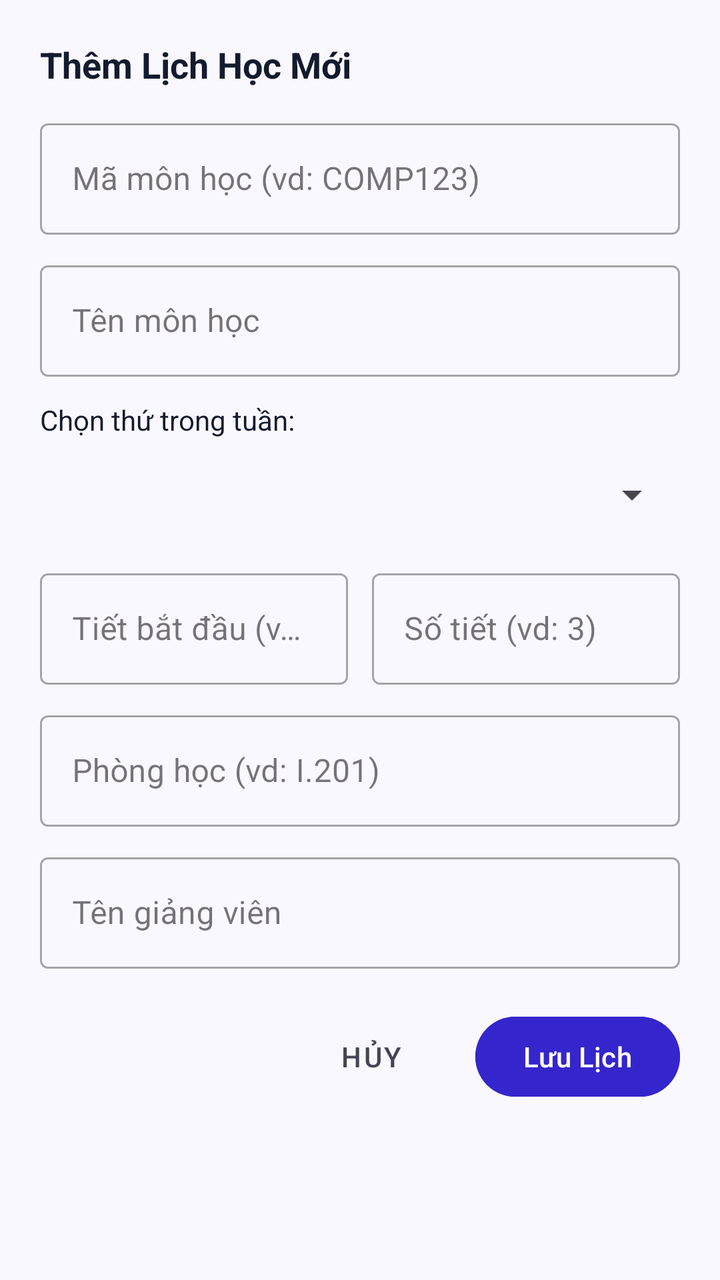
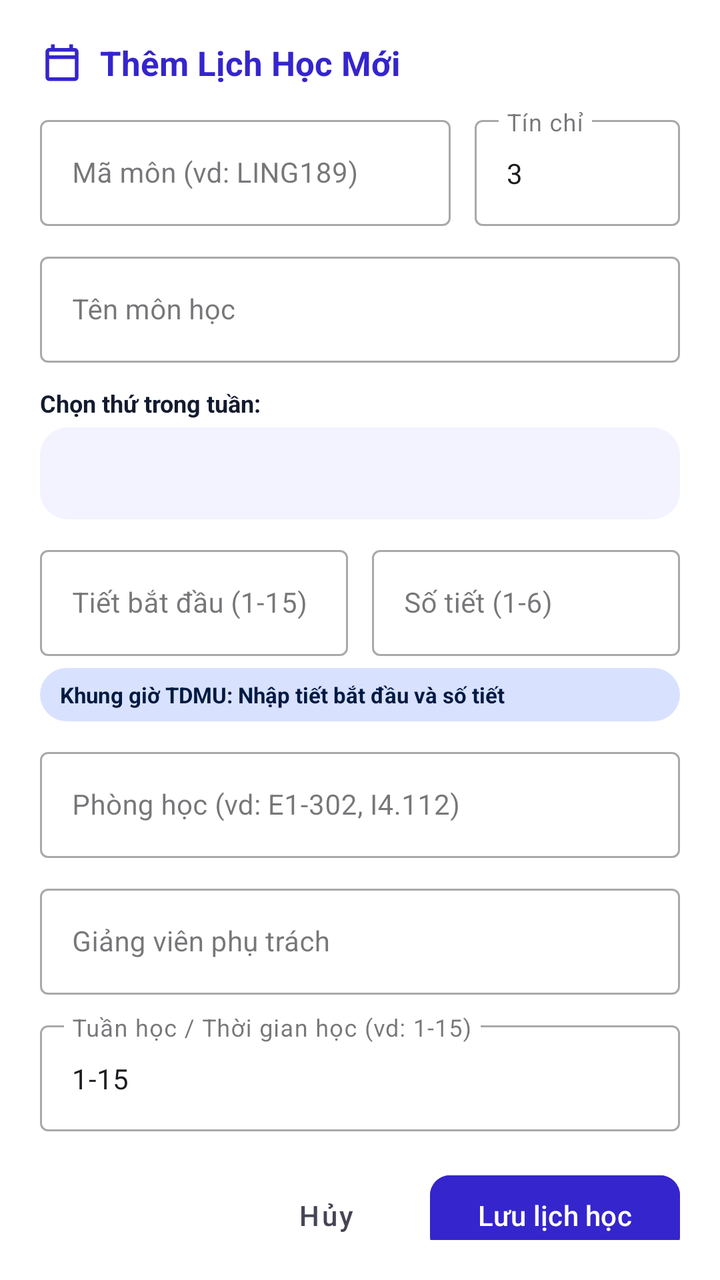

Before-and-after screenshots of an Android layout around one commit, followed by the original layout XML and the change that was made.
<!-- AndroidManifest.xml: application theme Theme.Schedule_TDMU -->
<!-- res/layout/dialog_add_edit_schedule.xml -->
<?xml version="1.0" encoding="utf-8"?>
<ScrollView xmlns:android="http://schemas.android.com/apk/res/android"
    android:layout_width="match_parent"
    android:layout_height="wrap_content"
    android:padding="20dp">

    <LinearLayout
        android:layout_width="match_parent"
        android:layout_height="wrap_content"
        android:orientation="vertical">

        <TextView
            android:id="@+id/tv_dialog_title"
            android:layout_width="wrap_content"
            android:layout_height="wrap_content"
            android:text="Thêm Lịch Học Mới"
            android:textColor="@color/text_primary"
            android:textSize="18sp"
            android:textStyle="bold" />

        
        <com.google.android.material.textfield.TextInputLayout
            style="@style/Widget.MaterialComponents.TextInputLayout.OutlinedBox"
            android:layout_width="match_parent"
            android:layout_height="wrap_content"
            android:layout_marginTop="12dp"
            android:hint="Mã môn học (vd: COMP123)">

            <com.google.android.material.textfield.TextInputEditText
                android:id="@+id/et_ma_mon"
                android:layout_width="match_parent"
                android:layout_height="wrap_content"
                android:inputType="textCapCharacters" />
        </com.google.android.material.textfield.TextInputLayout>

        
        <com.google.android.material.textfield.TextInputLayout
            style="@style/Widget.MaterialComponents.TextInputLayout.OutlinedBox"
            android:layout_width="match_parent"
            android:layout_height="wrap_content"
            android:layout_marginTop="10dp"
            android:hint="Tên môn học">

            <com.google.android.material.textfield.TextInputEditText
                android:id="@+id/et_ten_mon"
                android:layout_width="match_parent"
                android:layout_height="wrap_content"
                android:inputType="textCapWords" />
        </com.google.android.material.textfield.TextInputLayout>

        
        <TextView
            android:layout_width="wrap_content"
            android:layout_height="wrap_content"
            android:layout_marginTop="12dp"
            android:text="Chọn thứ trong tuần:"
            android:textColor="@color/text_primary" />

        <Spinner
            android:id="@+id/spinner_thu"
            android:layout_width="match_parent"
            android:layout_height="48dp"
            android:layout_marginTop="4dp" />

        
        <LinearLayout
            android:layout_width="match_parent"
            android:layout_height="wrap_content"
            android:layout_marginTop="10dp"
            android:orientation="horizontal">

            <com.google.android.material.textfield.TextInputLayout
                style="@style/Widget.MaterialComponents.TextInputLayout.OutlinedBox"
                android:layout_width="0dp"
                android:layout_height="wrap_content"
                android:layout_marginEnd="6dp"
                android:layout_weight="1"
                android:hint="Tiết bắt đầu (vd: 1)">

                <com.google.android.material.textfield.TextInputEditText
                    android:id="@+id/et_tiet_bat_dau"
                    android:layout_width="match_parent"
                    android:layout_height="wrap_content"
                    android:inputType="number" />
            </com.google.android.material.textfield.TextInputLayout>

            <com.google.android.material.textfield.TextInputLayout
                style="@style/Widget.MaterialComponents.TextInputLayout.OutlinedBox"
                android:layout_width="0dp"
                android:layout_height="wrap_content"
                android:layout_marginStart="6dp"
                android:layout_weight="1"
                android:hint="Số tiết (vd: 3)">

                <com.google.android.material.textfield.TextInputEditText
                    android:id="@+id/et_so_tiet"
                    android:layout_width="match_parent"
                    android:layout_height="wrap_content"
                    android:inputType="number" />
            </com.google.android.material.textfield.TextInputLayout>
        </LinearLayout>

        
        <com.google.android.material.textfield.TextInputLayout
            style="@style/Widget.MaterialComponents.TextInputLayout.OutlinedBox"
            android:layout_width="match_parent"
            android:layout_height="wrap_content"
            android:layout_marginTop="10dp"
            android:hint="Phòng học (vd: I.201)">

            <com.google.android.material.textfield.TextInputEditText
                android:id="@+id/et_phong_hoc"
                android:layout_width="match_parent"
                android:layout_height="wrap_content" />
        </com.google.android.material.textfield.TextInputLayout>

        <com.google.android.material.textfield.TextInputLayout
            style="@style/Widget.MaterialComponents.TextInputLayout.OutlinedBox"
            android:layout_width="match_parent"
            android:layout_height="wrap_content"
            android:layout_marginTop="10dp"
            android:hint="Tên giảng viên">

            <com.google.android.material.textfield.TextInputEditText
                android:id="@+id/et_giang_vien"
                android:layout_width="match_parent"
                android:layout_height="wrap_content" />
        </com.google.android.material.textfield.TextInputLayout>

        
        <LinearLayout
            android:layout_width="match_parent"
            android:layout_height="wrap_content"
            android:layout_marginTop="20dp"
            android:gravity="end"
            android:orientation="horizontal">

            <com.google.android.material.button.MaterialButton
                android:id="@+id/btn_cancel"
                style="@style/Widget.MaterialComponents.Button.TextButton"
                android:layout_width="wrap_content"
                android:layout_height="wrap_content"
                android:text="Hủy"
                android:textColor="@color/text_secondary" />

            <com.google.android.material.button.MaterialButton
                android:id="@+id/btn_save"
                android:layout_width="wrap_content"
                android:layout_height="wrap_content"
                android:layout_marginStart="8dp"
                android:backgroundTint="@color/primary"
                android:text="Lưu Lịch"
                android:textColor="@color/white" />
        </LinearLayout>

    </LinearLayout>
</ScrollView>
<!-- resources referenced by this layout -->
<resources>
  <color name="primary">#3525CD</color>
  <color name="text_primary">#131B2E</color>
  <color name="text_secondary">#464555</color>
  <color name="white">#FFFFFFFF</color>
  <style name="Theme.Schedule_TDMU" parent="Base.Theme.Schedule_TDMU" />
  <style name="Base.Theme.Schedule_TDMU" parent="Theme.Material3.Light.NoActionBar">
          <item name="colorPrimary">@color/primary</item>
          <item name="colorPrimaryContainer">@color/primary_container</item>
          <item name="colorSecondary">@color/secondary</item>
          <item name="colorTertiary">@color/tertiary</item>
          <item name="colorError">@color/error</item>
          <item name="android:statusBarColor">@color/surface_container_lowest</item>
          <item name="android:windowLightStatusBar" tools:targetApi="m">true</item>
          <item name="android:windowBackground">@color/background</item>
      </style>
  <color name="primary_container">#4F46E5</color>
  <color name="secondary">#0058BE</color>
  <color name="tertiary">#005338</color>
  <color name="error">#BA1A1A</color>
  <color name="surface_container_lowest">#FFFFFF</color>
  <color name="background">#FAF8FF</color>
</resources>

<!-- the commit's change to res/layout/dialog_add_edit_schedule.xml (unified diff, before → after) -->
@@ -1,7 +1,9 @@
 <?xml version="1.0" encoding="utf-8"?>
 <ScrollView xmlns:android="http://schemas.android.com/apk/res/android"
+    xmlns:app="http://schemas.android.com/apk/res-auto"
     android:layout_width="match_parent"
     android:layout_height="wrap_content"
+    android:background="@color/surface_container_lowest"
     android:padding="20dp">
 
     <LinearLayout
@@ -9,29 +11,69 @@
         android:layout_height="wrap_content"
         android:orientation="vertical">
 
-        <TextView
-            android:id="@+id/tv_dialog_title"
-            android:layout_width="wrap_content"
-            android:layout_height="wrap_content"
-            android:text="Thêm Lịch Học Mới"
-            android:textColor="@color/text_primary"
-            android:textSize="18sp"
-            android:textStyle="bold" />
-
-        
-        <com.google.android.material.textfield.TextInputLayout
-            style="@style/Widget.MaterialComponents.TextInputLayout.OutlinedBox"
+        <LinearLayout
+            android:layout_width="match_parent"
+            android:layout_height="wrap_content"
+            android:gravity="center_vertical"
+            android:orientation="horizontal">
+
+            <ImageView
+                android:layout_width="22dp"
+                android:layout_height="22dp"
+                android:src="@drawable/ic_calendar_today"
+                app:tint="@color/primary" />
+
+            <TextView
+                android:id="@+id/tv_dialog_title"
+                android:layout_width="wrap_content"
+                android:layout_height="wrap_content"
+                android:layout_marginStart="8dp"
+                android:text="Thêm Lịch Học Mới"
+                android:textColor="@color/primary"
+                android:textSize="17sp"
+                android:textStyle="bold" />
+        </LinearLayout>
+
+        
+        <LinearLayout
             android:layout_width="match_parent"
             android:layout_height="wrap_content"
             android:layout_marginTop="12dp"
-            android:hint="Mã môn học (vd: COMP123)">
-
-            <com.google.android.material.textfield.TextInputEditText
-                android:id="@+id/et_ma_mon"
-                android:layout_width="match_parent"
-                android:layout_height="wrap_content"
-                android:inputType="textCapCharacters" />
-        </com.google.android.material.textfield.TextInputLayout>
+            android:orientation="horizontal">
+
+            <com.google.android.material.textfield.TextInputLayout
+                style="@style/Widget.MaterialComponents.TextInputLayout.OutlinedBox"
+                android:layout_width="0dp"
+                android:layout_height="wrap_content"
+                android:layout_marginEnd="6dp"
+                android:layout_weight="2"
+                android:hint="Mã môn (vd: LING189)">
+
+                <com.google.android.material.textfield.TextInputEditText
+                    android:id="@+id/et_ma_mon"
+                    android:layout_width="match_parent"
+                    android:layout_height="wrap_content"
+                    android:inputType="textCapCharacters"
+                    android:textSize="14sp" />
+            </com.google.android.material.textfield.TextInputLayout>
+
+            <com.google.android.material.textfield.TextInputLayout
+                style="@style/Widget.MaterialComponents.TextInputLayout.OutlinedBox"
+                android:layout_width="0dp"
+                android:layout_height="wrap_content"
+                android:layout_marginStart="6dp"
+                android:layout_weight="1"
+                android:hint="Tín chỉ">
+
+                <com.google.android.material.textfield.TextInputEditText
+                    android:id="@+id/et_so_tin_chi"
+                    android:layout_width="match_parent"
+                    android:layout_height="wrap_content"
+                    android:inputType="number"
+                    android:text="3"
+                    android:textSize="14sp" />
+            </com.google.android.material.textfield.TextInputLayout>
+        </LinearLayout>
 
         
         <com.google.android.material.textfield.TextInputLayout
@@ -45,7 +87,8 @@
                 android:id="@+id/et_ten_mon"
                 android:layout_width="match_parent"
                 android:layout_height="wrap_content"
-                android:inputType="textCapWords" />
+                android:inputType="textCapWords"
+                android:textSize="14sp" />
         </com.google.android.material.textfield.TextInputLayout>
 
         
@@ -54,13 +97,17 @@
             android:layout_height="wrap_content"
             android:layout_marginTop="12dp"
             android:text="Chọn thứ trong tuần:"
-            android:textColor="@color/text_primary" />
+            android:textColor="@color/text_primary"
+            android:textSize="12sp"
+            android:textStyle="bold" />
 
         <Spinner
             android:id="@+id/spinner_thu"
             android:layout_width="match_parent"
-            android:layout_height="48dp"
-            android:layout_marginTop="4dp" />
+            android:layout_height="46dp"
+            android:layout_marginTop="4dp"
+            android:background="@drawable/bg_segmented_container"
+            android:paddingHorizontal="10dp" />
 
         
         <LinearLayout
@@ -75,13 +122,14 @@
                 android:layout_height="wrap_content"
                 android:layout_marginEnd="6dp"
                 android:layout_weight="1"
-                android:hint="Tiết bắt đầu (vd: 1)">
+                android:hint="Tiết bắt đầu (1-15)">
 
                 <com.google.android.material.textfield.TextInputEditText
                     android:id="@+id/et_tiet_bat_dau"
                     android:layout_width="match_parent"
                     android:layout_height="wrap_content"
-                    android:inputType="number" />
+                    android:inputType="number"
+                    android:textSize="14sp" />
             </com.google.android.material.textfield.TextInputLayout>
 
             <com.google.android.material.textfield.TextInputLayout
@@ -90,48 +138,81 @@
                 android:layout_height="wrap_content"
                 android:layout_marginStart="6dp"
                 android:layout_weight="1"
-                android:hint="Số tiết (vd: 3)">
+                android:hint="Số tiết (1-6)">
 
                 <com.google.android.material.textfield.TextInputEditText
                     android:id="@+id/et_so_tiet"
                     android:layout_width="match_parent"
                     android:layout_height="wrap_content"
-                    android:inputType="number" />
-            </com.google.android.material.textfield.TextInputLayout>
-        </LinearLayout>
-
-        
-        <com.google.android.material.textfield.TextInputLayout
-            style="@style/Widget.MaterialComponents.TextInputLayout.OutlinedBox"
-            android:layout_width="match_parent"
-            android:layout_height="wrap_content"
-            android:layout_marginTop="10dp"
-            android:hint="Phòng học (vd: I.201)">
+                    android:inputType="number"
+                    android:textSize="14sp" />
+            </com.google.android.material.textfield.TextInputLayout>
+        </LinearLayout>
+
+        
+        <TextView
+            android:id="@+id/tv_preview_time_range"
+            android:layout_width="match_parent"
+            android:layout_height="wrap_content"
+            android:layout_marginTop="6dp"
+            android:background="@drawable/bg_pill_secondary"
+            android:paddingHorizontal="10dp"
+            android:paddingVertical="6dp"
+            android:text="Khung giờ TDMU: Nhập tiết bắt đầu và số tiết"
+            android:textColor="@color/on_secondary_fixed"
+            android:textSize="11sp"
+            android:textStyle="bold" />
+
+        
+        <com.google.android.material.textfield.TextInputLayout
+            style="@style/Widget.MaterialComponents.TextInputLayout.OutlinedBox"
+            android:layout_width="match_parent"
+            android:layout_height="wrap_content"
+            android:layout_marginTop="10dp"
+            android:hint="Phòng học (vd: E1-302, I4.112)">
 
             <com.google.android.material.textfield.TextInputEditText
                 android:id="@+id/et_phong_hoc"
                 android:layout_width="match_parent"
-                android:layout_height="wrap_content" />
-        </com.google.android.material.textfield.TextInputLayout>
-
-        <com.google.android.material.textfield.TextInputLayout
-            style="@style/Widget.MaterialComponents.TextInputLayout.OutlinedBox"
-            android:layout_width="match_parent"
-            android:layout_height="wrap_content"
-            android:layout_marginTop="10dp"
-            android:hint="Tên giảng viên">
+                android:layout_height="wrap_content"
+                android:textSize="14sp" />
+        </com.google.android.material.textfield.TextInputLayout>
+
+        <com.google.android.material.textfield.TextInputLayout
+            style="@style/Widget.MaterialComponents.TextInputLayout.OutlinedBox"
+            android:layout_width="match_parent"
+            android:layout_height="wrap_content"
+            android:layout_marginTop="10dp"
+            android:hint="Giảng viên phụ trách">
 
             <com.google.android.material.textfield.TextInputEditText
                 android:id="@+id/et_giang_vien"
                 android:layout_width="match_parent"
-                android:layout_height="wrap_content" />
-        </com.google.android.material.textfield.TextInputLayout>
-
-        
-        <LinearLayout
-            android:layout_width="match_parent"
-            android:layout_height="wrap_content"
-            android:layout_marginTop="20dp"
+                android:layout_height="wrap_content"
+                android:textSize="14sp" />
+        </com.google.android.material.textfield.TextInputLayout>
+
+        
+        <com.google.android.material.textfield.TextInputLayout
+            style="@style/Widget.MaterialComponents.TextInputLayout.OutlinedBox"
+            android:layout_width="match_parent"
+            android:layout_height="wrap_content"
+            android:layout_marginTop="10dp"
+            android:hint="Tuần học / Thời gian học (vd: 1-15)">
+
+            <com.google.android.material.textfield.TextInputEditText
+                android:id="@+id/et_tuan_hoc"
+                android:layout_width="match_parent"
+                android:layout_height="wrap_content"
+                android:text="1-15"
+                android:textSize="14sp" />
+        </com.google.android.material.textfield.TextInputLayout>
+
+        
+        <LinearLayout
+            android:layout_width="match_parent"
+            android:layout_height="wrap_content"
+            android:layout_marginTop="18dp"
             android:gravity="end"
             android:orientation="horizontal">
 
@@ -141,6 +222,7 @@
                 android:layout_width="wrap_content"
                 android:layout_height="wrap_content"
                 android:text="Hủy"
+                android:textAllCaps="false"
                 android:textColor="@color/text_secondary" />
 
             <com.google.android.material.button.MaterialButton
@@ -149,8 +231,10 @@
                 android:layout_height="wrap_content"
                 android:layout_marginStart="8dp"
                 android:backgroundTint="@color/primary"
-                android:text="Lưu Lịch"
-                android:textColor="@color/white" />
+                android:text="Lưu lịch học"
+                android:textAllCaps="false"
+                android:textColor="@color/white"
+                app:cornerRadius="10dp" />
         </LinearLayout>
 
     </LinearLayout>
<!-- resource entries referenced after the edit -->
@@ -1,10 +1,38 @@
 <!-- resources referenced by this layout -->
 <resources>
+  <color name="on_secondary_fixed">#001A42</color>
   <color name="primary">#3525CD</color>
   <color name="text_primary">#131B2E</color>
   <color name="text_secondary">#464555</color>
   <color name="white">#FFFFFFFF</color>
+  <!-- drawable bg_pill_secondary (drawable) -->
+  <?xml version="1.0" encoding="utf-8"?>
+  <shape xmlns:android="http://schemas.android.com/apk/res/android"
+      android:shape="rectangle">
+      <solid android:color="@color/secondary_fixed" />
+      <corners android:radius="999dp" />
+  </shape>
+  <!-- drawable bg_segmented_container (drawable) -->
+  <?xml version="1.0" encoding="utf-8"?>
+  <shape xmlns:android="http://schemas.android.com/apk/res/android"
+      android:shape="rectangle">
+      <solid android:color="@color/surface_container_low" />
+      <corners android:radius="14dp" />
+  </shape>
+  <!-- drawable ic_calendar_today (drawable) -->
+  <?xml version="1.0" encoding="utf-8"?>
+  <vector xmlns:android="http://schemas.android.com/apk/res/android"
+      android:width="24dp"
+      android:height="24dp"
+      android:viewportWidth="960"
+      android:viewportHeight="960">
+      <group android:translateX="0" android:translateY="960">
+          <path android:fillColor="#FF000000" android:pathData="M200-80q-33 0-56.5-23.5T120-160v-560q0-33 23.5-56.5T200-800h40v-80h80v80h320v-80h80v80h40q33 0 56.5 23.5T840-720v560q0 33-23.5 56.5T760-80H200Zm0-80h560v-400H200v400Zm0-480h560v-80H200v80Zm0 0v-80 80Z" />
+      </group>
+  </vector>
   <style name="Theme.Schedule_TDMU" parent="Base.Theme.Schedule_TDMU" />
+  <color name="secondary_fixed">#D8E2FF</color>
+  <color name="surface_container_low">#F2F3FF</color>
   <style name="Base.Theme.Schedule_TDMU" parent="Theme.Material3.Light.NoActionBar">
           <item name="colorPrimary">@color/primary</item>
           <item name="colorPrimaryContainer">@color/primary_container</item>
